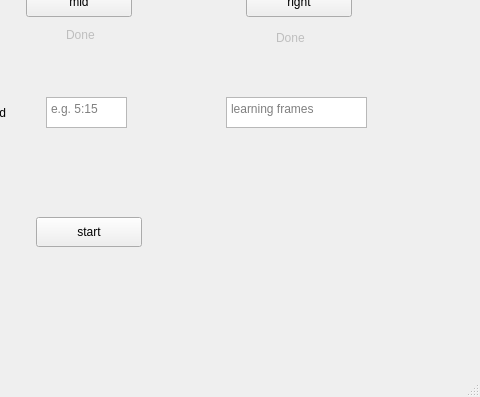
Old version of the form src/GUI/design.ui in the repository mhomran/gp; both pictures show x 314 to 794 and y 203 to 600 of the 794 by 600 pixel window.
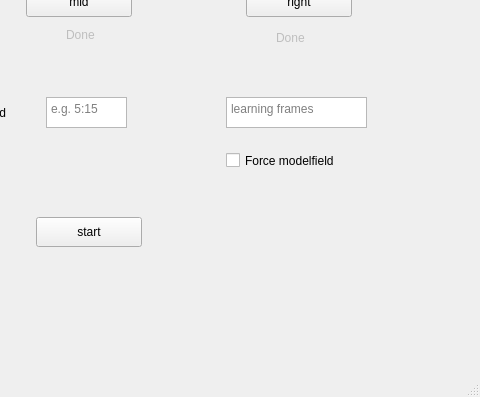
New version of the form.

Commit message: Add: force modelfield checkbox.

```diff
--- a/src/GUI/design.ui
+++ b/src/GUI/design.ui
@@ -199,6 +199,19 @@
      <string>Done</string>
     </property>
    </widget>
+   <widget class="QCheckBox" name="mf_cb">
+    <property name="geometry">
+     <rect>
+      <x>540</x>
+      <y>350</y>
+      <width>171</width>
+      <height>27</height>
+     </rect>
+    </property>
+    <property name="text">
+     <string>Force modelfield</string>
+    </property>
+   </widget>
   </widget>
   <widget class="QMenuBar" name="menubar">
    <property name="geometry">
```
The commit also changes 4 other files.
